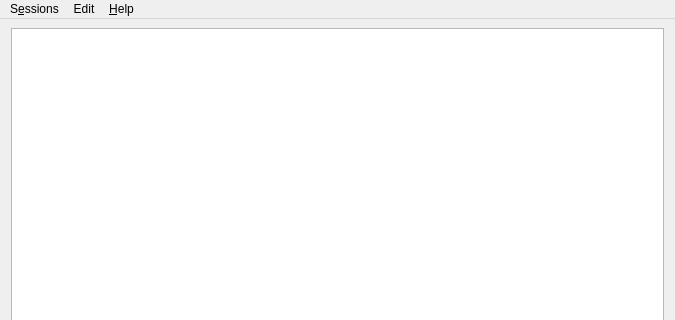
neundorf/CuteCom, file mainwindow.ui: the form before one commit; both pictures show x 0 to 675 and y 0 to 320 of the 675 by 684 pixel window.
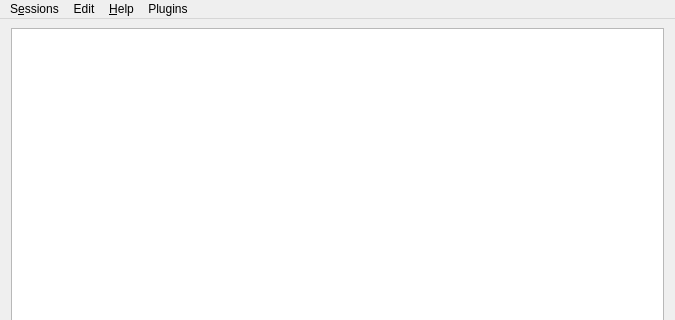
The form after the commit. Icons and pictures are not drawn. Custom widgets are drawn as their Qt base class.

Commit message: Added plugin manager and two plugins. Only UDP is currently working on the netproxy plugin.

Diff of the .ui file:
```diff
--- a/mainwindow.ui
+++ b/mainwindow.ui
@@ -314,9 +314,17 @@
     </property>
     <addaction name="actionFind"/>
    </widget>
+   <widget class="QMenu" name="menuPlugins">
+    <property name="title">
+     <string>Plugins</string>
+    </property>
+    <addaction name="m_actionAddPluginMacros"/>
+    <addaction name="m_actionAddPluginIpProxy"/>
+   </widget>
    <addaction name="menuSessions"/>
    <addaction name="menuEdit"/>
    <addaction name="menu_Help"/>
+   <addaction name="menuPlugins"/>
   </widget>
   <widget class="QStatusBar" name="m_statusBar"/>
   <action name="actionOpen">
```
Left out of the diff: 21 changed lines with no effect on the pictures. The commit also changes 22 other files.
